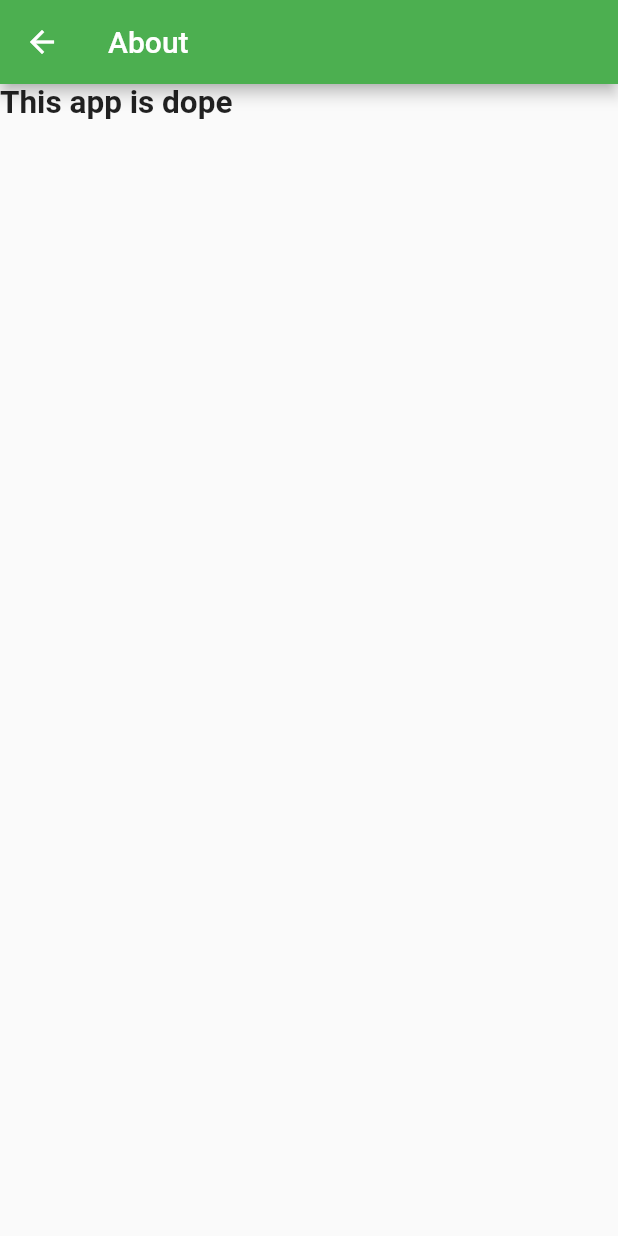
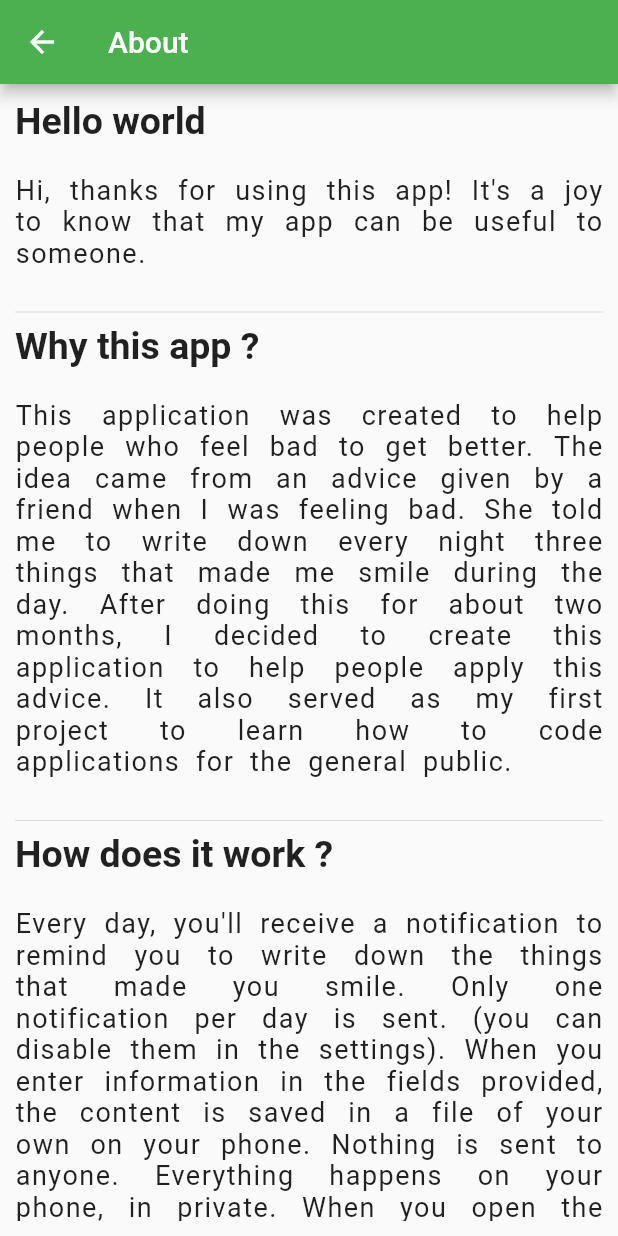
Before and after one commit to Alpagateau/blabliblu, a Flutter app: the screen it shows after launch, in the side drawer, after a tap on "About", on a phone screen of 412 x 824 dp. Run offline on Flutter 3.47's test engine with Material 2 defaults, Android fonts, the phone set to English and light mode, and no system bars; our stand-ins replace awesome_notifications.

Commit message:
updated the About and the readme

```diff
--- a/lib/aboutPageWidget.dart
+++ b/lib/aboutPageWidget.dart
@@ -2,6 +2,8 @@
 
 import 'package:flutter/cupertino.dart';
 import 'package:flutter/material.dart';
+
+//TODO continues the about page
 
 class AboutPage extends StatelessWidget {
   const AboutPage({Key? key}) : super(key: key);
@@ -9,14 +11,63 @@ class AboutPage extends StatelessWidget {
   @override
   Widget build(BuildContext context) {
     return Scaffold(
-      appBar: AppBar(title: const Text("About")),
-      body: const Text(
-        "This app is dope",
-        style: TextStyle(
-          fontWeight: FontWeight.bold,
-          fontSize: 21,
-        ),
-      ),
-    );
+        appBar: AppBar(title: const Text("About")),
+        body: Padding(
+          padding: const EdgeInsets.all(10),
+          child: ListView(
+            children: const [
+              Text(
+                "Hello world",
+                style: TextStyle(
+                  fontWeight: FontWeight.bold,
+                  fontSize: 25,
+                ),
+              ),
+              Text(
+                "\nHi, thanks for using this app! It's a joy to know that my app can be useful to someone. \n",
+                style: TextStyle(
+                  fontSize: 18,
+                  wordSpacing: 5,
+                  letterSpacing: 1,
+                ),
+                textAlign: TextAlign.justify,
+              ),
+              Divider(),
+              Text(
+                "Why this app ?",
+                style: TextStyle(
+                  fontWeight: FontWeight.bold,
+                  fontSize: 25,
+                ),
+              ),
+              Text(
+                "\nThis application was created to help people who feel bad to get better. The idea came from an advice given by a friend when I was feeling bad. She told me to write down every night three things that made me smile during the day. After doing this for about two months, I decided to create this application to help people apply this advice. It also served as my first project to learn how to code applications for the general public. \n",
+                style: TextStyle(
+                  fontSize: 18,
+                  wordSpacing: 5,
+                  letterSpacing: 1,
+                ),
+                textAlign: TextAlign.justify,
+              ),
+              Divider(),
+              Text(
+                "How does it work ?",
+                style: TextStyle(
+                  fontWeight: FontWeight.bold,
+                  fontSize: 25,
+                ),
+              ),
+              Text(
+                "\nEvery day, you'll receive a notification to remind you to write down the things that made you smile. Only one notification per day is sent. (you can disable them in the settings). When you enter information in the fields provided, the content is saved in a file of your own on your phone. Nothing is sent to anyone. Everything happens on your phone, in private. When you open the Diary, the file is opened and displayed in a convenient way. ",
+                style: TextStyle(
+                  fontSize: 18,
+                  wordSpacing: 5,
+                  letterSpacing: 1,
+                ),
+                textAlign: TextAlign.justify,
+              ),
+            ],
+          ),
+        ));
   }
 }
--- a/lib/api/utilities.dart
+++ b/lib/api/utilities.dart
@@ -1,5 +1,4 @@
 import 'package:flutter/material.dart';
-import 'package:flutter_local_notifications/flutter_local_notifications.dart';
 
 int createUniqueId() {
   return DateTime.now().millisecondsSinceEpoch.remainder(100000);
```
Also changed, not shown: 1 other file.
